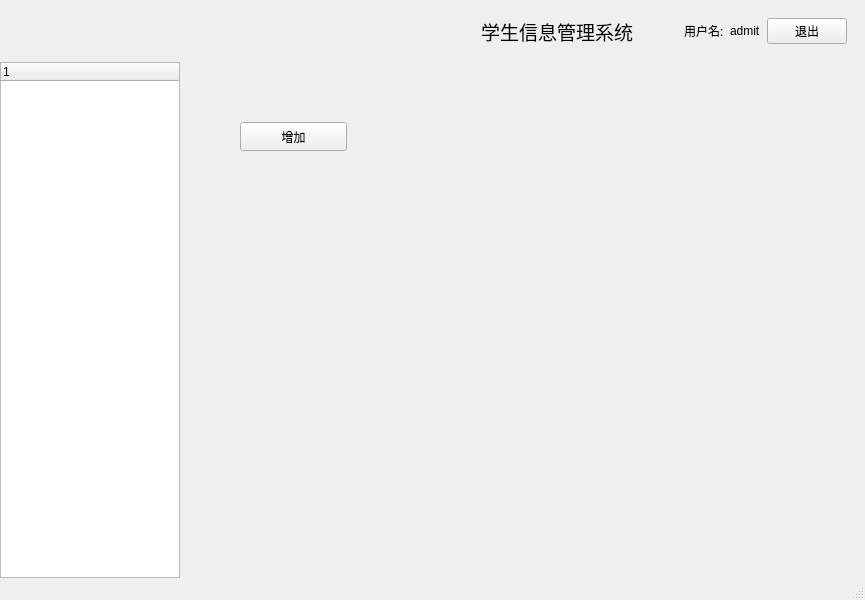
The window that mainwindow.ui (ShortBackboard/studentManager) describes before a commit, drawn with Qt 5.
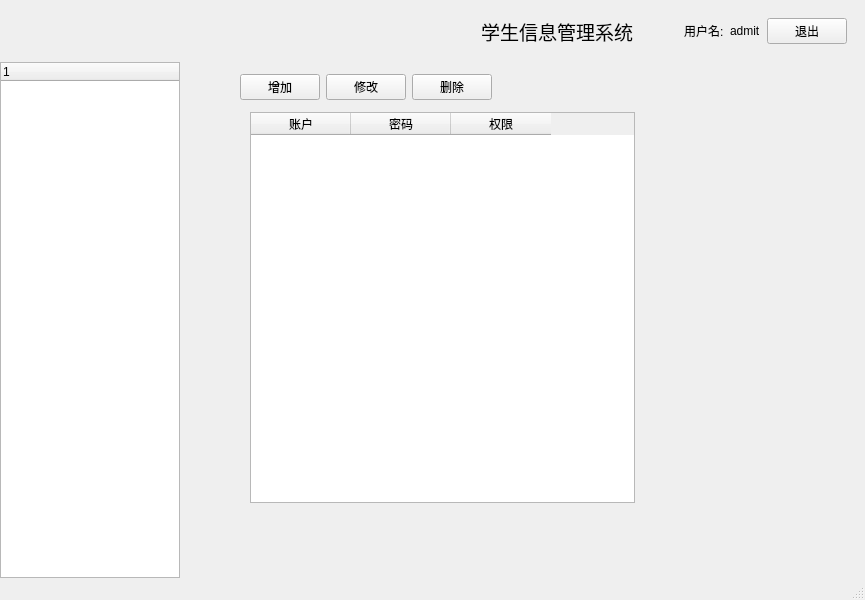
The same window after the commit. The open tabs and pages were chosen to show the change. Icons and pictures are not drawn.

Diff of the .ui file:
```diff
--- a/mainwindow.ui
+++ b/mainwindow.ui
@@ -281,18 +281,91 @@
        </layout>
       </widget>
       <widget class="QWidget" name="userPage">
-       <widget class="QPushButton" name="pushButton">
+       <widget class="QWidget" name="widget" native="true">
         <property name="geometry">
          <rect>
           <x>60</x>
-          <y>60</y>
-          <width>107</width>
-          <height>29</height>
+          <y>0</y>
+          <width>601</width>
+          <height>51</height>
          </rect>
         </property>
-        <property name="text">
-         <string>增加</string>
+        <layout class="QGridLayout" name="gridLayout_5">
+         <item row="0" column="2">
+          <widget class="QPushButton" name="pushButton_3">
+           <property name="text">
+            <string>删除</string>
+           </property>
+          </widget>
+         </item>
+         <item row="0" column="1">
+          <widget class="QPushButton" name="pushButton_2">
+           <property name="text">
+            <string>修改</string>
+           </property>
+          </widget>
+         </item>
+         <item row="0" column="0">
+          <widget class="QPushButton" name="pushButton">
+           <property name="text">
+            <string>增加</string>
+           </property>
+          </widget>
+         </item>
+         <item row="0" column="3">
+          <spacer name="horizontalSpacer_2">
+           <property name="orientation">
+            <enum>Qt::Horizontal</enum>
+           </property>
+           <property name="sizeHint" stdset="0">
+            <size>
+             <width>315</width>
+             <height>20</height>
+            </size>
+           </property>
+          </spacer>
+         </item>
+        </layout>
+       </widget>
+       <widget class="QTableWidget" name="tableWidget_2">
+        <property name="geometry">
+         <rect>
+          <x>70</x>
+          <y>50</y>
+          <width>390</width>
+          <height>391</height>
+         </rect>
         </property>
+        <property name="minimumSize">
+         <size>
+          <width>385</width>
+          <height>0</height>
+         </size>
+        </property>
+        <property name="maximumSize">
+         <size>
+          <width>385</width>
+          <height>16777215</height>
+         </size>
+        </property>
+        <attribute name="verticalHeaderVisible">
+         <bool>false</bool>
+        </attribute>
+        <column>
+         <property name="text">
+          <string>账户</string>
+         </property>
+        </column>
+        <column>
+         <property name="text">
+          <string>密码</string>
+         </property>
+        </column>
+        <column>
+         <property name="text">
+          <string>权限</string>
+         </property>
+        </column>
        </widget>
       </widget>
      </widget>
```
Left out of the diff: 30 changed lines with no effect on the pictures.
